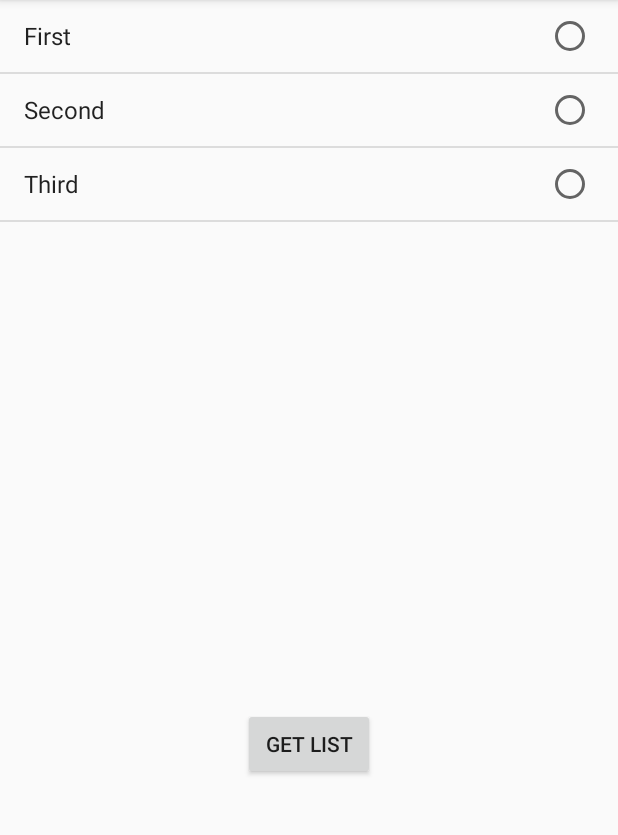
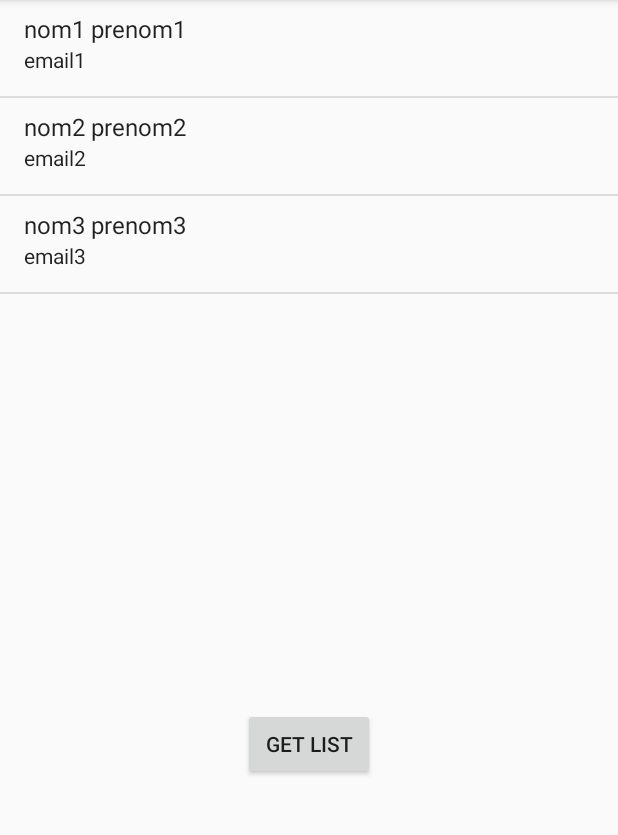
Before and after one commit to fabiensebban/CoursAndroid, an Android app: the screen it shows after launch (MainActivity), on a phone screen of 412 x 824 dp, the part 84-919 px from its top. Run offline under Robolectric (Android 15) with nearby library versions, the phone set to English and light mode, and no system bars.

Commit message:
27-09 - Exercice 11, 12 et 13

```diff
--- a/app/src/main/java/com/example/fabiansebban/firstproject/MainActivity.java
+++ b/app/src/main/java/com/example/fabiansebban/firstproject/MainActivity.java
@@ -14,6 +14,9 @@ import android.widget.ListView;
 import android.widget.SimpleAdapter;
 import android.widget.Toast;
 import java.util.ArrayList;
+import java.util.HashMap;
+import java.util.List;
+import java.util.StringTokenizer;
 
 
 public class MainActivity extends AppCompatActivity {
@@ -25,18 +28,41 @@ public class MainActivity extends AppCompatActivity {
     // Permet d'initialiser l'appli
     @Override
     protected void onCreate(Bundle savedInstanceState) {
+        int i = 0;
+
         super.onCreate(savedInstanceState);
         setContentView(R.layout.activity_main_ex4);
+
+        users = new ArrayList<>();
+
+        users.add(new Users("nom1", "email1", "prenom1"));
+        users.add(new Users("nom2", "email2", "prenom2"));
+        users.add(new Users("nom3", "email3", "prenom3"));
+
 
         mainListView = (ListView)findViewById(R.id.toto);
         mainButtonView = (Button)findViewById(R.id.confirmButton);
 
         ArrayAdapter<String> listAdapter = new ArrayAdapter<String>(this, android.R.layout.simple_list_item_single_choice);
 
-        listAdapter.add("First");
-        listAdapter.add("Second");
-        listAdapter.add("Third");
+        List<HashMap<String, String>> list = new ArrayList<>();
 
+
+        while(i < users.size())
+        {
+            HashMap<String, String> element = new HashMap<String, String>();
+            element.put("Nom", users.get(i).getNom() + " " + users.get(i).getPrenom());
+            element.put("Email", users.get(i).getEmail());
+            list.add(element);
+            i++;
+        }
+
+
+        SimpleAdapter adapter = new SimpleAdapter(this,
+                list,
+                android.R.layout.simple_list_item_2,
+                new String[]{"Nom", "Email"},
+                new int[] {android.R.id.text1, android.R.id.text2});
         /*
         mainListView.setOnItemClickListener(new AdapterView.OnItemClickListener() {
             @Override
@@ -50,7 +76,7 @@ public class MainActivity extends AppCompatActivity {
 */
 
         mainListView.setChoiceMode(ListView.CHOICE_MODE_MULTIPLE);
-        mainListView.setAdapter(listAdapter);
+        mainListView.setAdapter(adapter);
 
         mainButtonView.setOnClickListener(new View.OnClickListener() {
             public void onClick(View v) {
```
